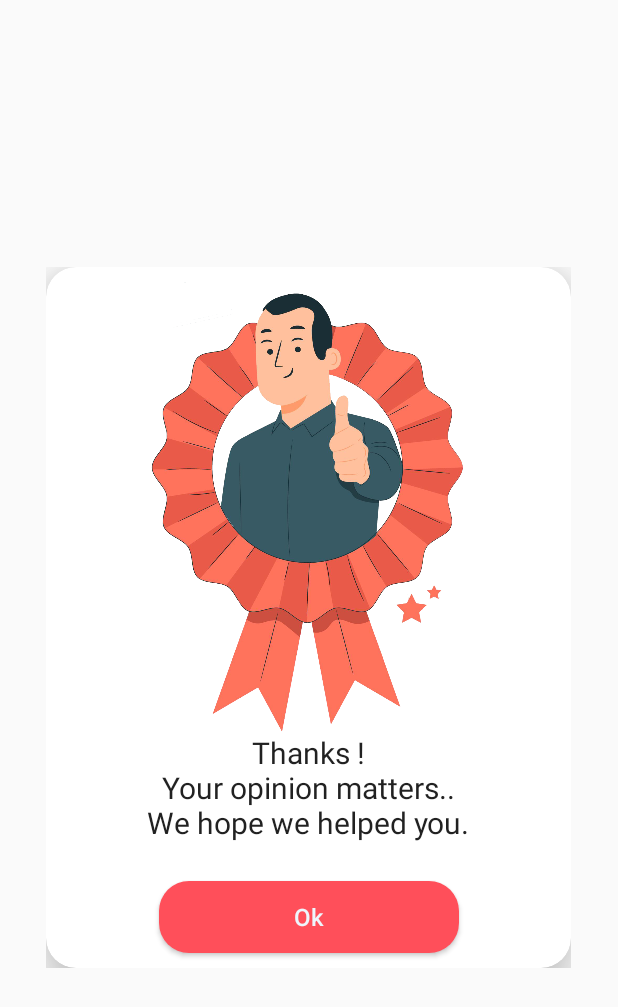
After one commit to emangad99/MedScan, an Android app: the layout layout_dialog.xml on its own in the app's theme, with its tools: preview values and no code run, on a phone screen of 412 x 824 dp. The commit adds this screen. Shown: the top 1007 px of the screen. Run offline under Robolectric (Android 15) with nearby library versions, the phone set to English and light mode, and no system bars.

Commit message:
init commit

```diff
--- a/app/src/main/java/com/example/medscan/DetailsPatientActivity.java
+++ b/app/src/main/java/com/example/medscan/DetailsPatientActivity.java
@@ -16,15 +16,11 @@ import java.util.HashMap;
 
 public class DetailsPatientActivity extends AppCompatActivity {
 
-    //variable
-
-     EditText txtblood_type ,txtphone,txtaddress,full_name;
-      Button btnsubmit;
+    EditText txtblood_type ,txtphone,txtaddress,full_name;
+    Button btnsubmit;
     FirebaseDatabase firebaseDatabase;
     DatabaseReference databaseReference;
     UserHelper userHelper;
-
-
 
     @Override
     protected void onCreate(Bundle savedInstanceState) {
@@ -42,13 +38,6 @@ public class DetailsPatientActivity extends AppCompatActivity {
 
        btnsubmit.setOnClickListener(view -> {
 
-
-        //hashmap
-          // HashMap<String,Object> usermap=new HashMap<String, Object>();
-
-          // usermap.put("txtaddress",txtaddress.getText().toString() );
-           //usermap.put("txtphone",txtphone.getText().toString());
-           //usermap.put("txtblood_type",txtblood_type.getText().toString());
 
            String  address = txtaddress.getText().toString();
            String  phone= txtphone.getText().toString();
@@ -87,8 +76,6 @@ public class DetailsPatientActivity extends AppCompatActivity {
                Intent intentdata = new Intent(DetailsPatientActivity.this, health.class);
                startActivity(intentdata);
 
-               //   firebaseDatabase.getInstance().getReference("Users").child("patient").setValue(usermap);
-
 
                Toast.makeText(DetailsPatientActivity.this, "Data Saved", Toast.LENGTH_SHORT).show();
 
--- a/app/src/main/java/com/example/medscan/Feedback.java
+++ b/app/src/main/java/com/example/medscan/Feedback.java
@@ -2,7 +2,11 @@ package com.example.medscan;
 
 import androidx.appcompat.app.AppCompatActivity;
 
+import android.app.Dialog;
+import android.content.Intent;
 import android.content.pm.ActivityInfo;
+import android.graphics.Color;
+import android.graphics.drawable.ColorDrawable;
 import android.os.Bundle;
 import android.view.View;
 import android.view.animation.Animation;
@@ -17,12 +21,14 @@ import com.google.firebase.database.DatabaseReference;
 import com.google.firebase.database.FirebaseDatabase;
 
 public class Feedback extends AppCompatActivity {
-    Button btn_submit;
+
+    Button btn_submit,btn_ok;
     Animation charactanim;
     EditText txtFeedback;
     FirebaseDatabase firebaseDatabase;
     DatabaseReference databaseReference;
     UserHelper userHelper;
+    Dialog dialog;
 
     @Override
     protected void onCreate(Bundle savedInstanceState) {
@@ -31,12 +37,14 @@ public class Feedback extends AppCompatActivity {
 
 
         btn_submit=findViewById(R.id.submit);
+        btn_ok=findViewById(R.id.send_feedback);
         charactanim= AnimationUtils.loadAnimation(this,R.anim.charactanim);
         btn_submit.startAnimation(charactanim);
         firebaseDatabase=FirebaseDatabase.getInstance();
         databaseReference=firebaseDatabase.getReference("Feedbacks");
         userHelper = new UserHelper();
         txtFeedback = findViewById(R.id.txt_feedback);
+        dialog=new Dialog(this);
 
         btn_submit.setOnClickListener(new View.OnClickListener() {
             @Override
@@ -52,12 +60,28 @@ public class Feedback extends AppCompatActivity {
                     userHelper.setFeedback(feedback);
                     databaseReference.push().setValue(userHelper);
 
+                    openDialog();
 
-                    Toast.makeText(Feedback.this, " Thanks..Your Opinion matters..We hope we helped you.", Toast.LENGTH_SHORT).show();
 
                 }
             }
         });
 
     }
+
+    private void openDialog() {
+        dialog.setContentView(R.layout.layout_dialog);
+        dialog.getWindow().setBackgroundDrawable(new ColorDrawable(Color.TRANSPARENT));
+
+        Button btn_ok = dialog.findViewById(R.id.send_feedback);
+        btn_ok.setOnClickListener(new View.OnClickListener() {
+            @Override
+            public void onClick(View v) {
+                Intent intent = new Intent(Feedback.this, HomeActivity.class);
+                startActivity(intent);
+            }
+        });
+        dialog.show();
+    }
+
 }
--- a/app/src/main/res/layout/activity_feedback.xml
+++ b/app/src/main/res/layout/activity_feedback.xml
@@ -21,7 +21,7 @@
             app:layout_constraintEnd_toEndOf="parent"
             app:layout_constraintStart_toStartOf="parent"
             app:layout_constraintTop_toTopOf="parent"
-            app:srcCompat="@drawable/rate" />
+            app:srcCompat="@drawable/rate3" />
 
         <TextView
             android:id="@+id/textView7"
@@ -42,7 +42,7 @@
             android:layout_height="wrap_content"
             android:layout_marginTop="20dp"
             android:text="@string/text2_feedback"
-            android:textColor="@color/black"
+            android:textColor = "?android:textColorPrimary"
             android:textSize="17sp"
             android:textStyle="bold"
             app:layout_constraintEnd_toEndOf="parent"
@@ -56,7 +56,7 @@
             android:layout_height="wrap_content"
             android:layout_marginTop="4dp"
             android:text="@string/text3_feedback"
-            android:textColor="@color/black"
+            android:textColor = "?android:textColorPrimary"
             android:textSize="17sp"
             android:textStyle="bold"
             app:layout_constraintEnd_toEndOf="parent"
@@ -70,7 +70,7 @@
             android:layout_height="wrap_content"
             android:layout_marginTop="4dp"
             android:text="@string/text4_feedback"
-            android:textColor="@color/black"
+            android:textColor = "?android:textColorPrimary"
             android:textSize="17sp"
             android:textStyle="bold"
             app:layout_constraintEnd_toEndOf="parent"
--- /dev/null
+++ b/app/src/main/res/layout/layout_dialog.xml
@@ -0,0 +1,67 @@
+<?xml version="1.0" encoding="utf-8"?>
+<androidx.constraintlayout.widget.ConstraintLayout
+    xmlns:android="http://schemas.android.com/apk/res/android"
+    xmlns:app="http://schemas.android.com/apk/res-auto"
+    xmlns:tools="http://schemas.android.com/tools"
+    android:layout_width="350dp"
+    android:layout_gravity="center"
+    android:layout_height="wrap_content">
+
+    <androidx.cardview.widget.CardView
+        android:layout_width="match_parent"
+        android:layout_height="match_parent"
+        app:layout_constraintBottom_toBottomOf="parent"
+        app:layout_constraintEnd_toEndOf="parent"
+        app:layout_constraintStart_toStartOf="parent"
+        app:layout_constraintTop_toTopOf="parent"
+        app:cardCornerRadius="20dp"
+        app:cardElevation="20dp">
+
+        <androidx.constraintlayout.widget.ConstraintLayout
+            android:layout_width="match_parent"
+            android:layout_height="match_parent">
+
+            <ImageView
+                android:id="@+id/imageView12"
+                android:layout_width="300dp"
+                android:layout_height="300dp"
+                android:layout_marginTop="10dp"
+                app:layout_constraintEnd_toEndOf="parent"
+                app:layout_constraintHorizontal_bias="0.5"
+                app:layout_constraintStart_toStartOf="parent"
+                app:layout_constraintTop_toTopOf="parent"
+                app:srcCompat="@drawable/thanks" />
+
+            <TextView
+                android:id="@+id/textView13"
+                android:layout_width="wrap_content"
+                android:layout_height="wrap_content"
+                android:gravity="center"
+                android:text="@string/thanks"
+                android:textColor = "?android:textColorPrimary"
+                android:textSize="20sp"
+                app:layout_constraintEnd_toEndOf="parent"
+                app:layout_constraintHorizontal_bias="0.5"
+                app:layout_constraintStart_toStartOf="parent"
+                app:layout_constraintTop_toBottomOf="@+id/imageView12" />
+
+            <Button
+                android:id="@+id/send_feedback"
+                android:layout_width="200dp"
+                android:layout_height="48dp"
+                android:layout_marginTop="25dp"
+                android:layout_marginBottom="10dp"
+                android:background="@drawable/custom_button"
+                android:text="Ok"
+                android:textAllCaps="false"
+                android:textColor="@color/color3"
+                android:textSize="16sp"
+                app:layout_constraintBottom_toBottomOf="parent"
+                app:layout_constraintEnd_toEndOf="parent"
+                app:layout_constraintHorizontal_bias="0.5"
+                app:layout_constraintStart_toStartOf="parent"
+                app:layout_constraintTop_toBottomOf="@+id/textView13" />
+        </androidx.constraintlayout.widget.ConstraintLayout>
+    </androidx.cardview.widget.CardView>
+
+</androidx.constraintlayout.widget.ConstraintLayout>
--- a/app/src/main/res/values/strings.xml
+++ b/app/src/main/res/values/strings.xml
@@ -37,4 +37,5 @@
     <string name="text3_feedback">would love to know your feedback </string>
     <string name="text4_feedback">on our app ?</string>
     <string name="submit">Submit</string>
+    <string name="thanks">Thanks !\nYour opinion matters..\nWe hope we helped you.</string>
 </resources>
```
Also changed, not shown: app/src/main/java/com/example/medscan/DetailsDonor.java (+3 -12 lines), app/src/main/res/drawable-v24/rate3.png (added), app/src/main/res/drawable-v24/thanks.png (added).
